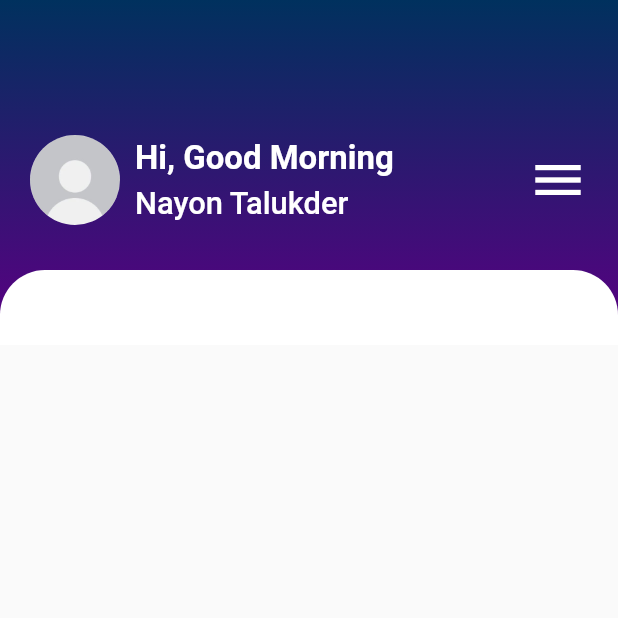
After one commit to nayon-coders/hrms, a Flutter app: the screen it shows after launch, after a tap on "Login", on a phone screen of 412 x 824 dp, the top half of it. The commit adds this screen. Run offline on Flutter 3.47's test engine with Material 2 defaults, Android fonts, the light colour scheme and no system bars; our stand-ins replace sizer.

Commit message:
home page designing

```diff
--- a/lib/main.dart
+++ b/lib/main.dart
@@ -1,4 +1,4 @@
-import 'package:HRMS/view.flash_screen/flash-screen.dart';
+import 'package:HRMS/view/flash_screen/flash-screen.dart';
 import 'package:flutter/material.dart';
 import 'package:sizer/sizer.dart';
 
--- a/lib/view.flash_screen/flash-screen.dart
+++ b/lib/view/flash_screen/flash-screen.dart
@@ -1,5 +1,5 @@
 import 'package:HRMS/utility/colors.dart';
-import 'package:HRMS/view.flash_screen/login_screen/login.dart';
+import 'package:HRMS/view/login_screen/login.dart';
 import 'package:flutter/material.dart';
 import 'package:sizer/sizer.dart';
 
@@ -66,7 +66,6 @@ class _FlashScreenState extends State<FlashScreen> with TickerProviderStateMixin
                 ),
               ),
             Spacer(),
-
             Container(
               margin: EdgeInsets.only(bottom: 3.h),
               child: (
--- /dev/null
+++ b/lib/view/global_widget/big_text.dart
@@ -0,0 +1,21 @@
+import 'package:HRMS/utility/colors.dart';
+import 'package:flutter/cupertino.dart';
+import 'package:flutter/material.dart';
+import 'package:sizer/sizer.dart';
+
+class BigText extends StatelessWidget {
+  String text;
+  double? size;
+   BigText({required this.text, this.size = 16});
+
+  @override
+  Widget build(BuildContext context) {
+    return Text(text,
+      style: TextStyle(
+        fontWeight: FontWeight.bold,
+        fontSize: size?.sp,
+        color: appColors.white
+      ),
+    );
+  }
+}
--- /dev/null
+++ b/lib/view/global_widget/mediun_text.dart
@@ -0,0 +1,21 @@
+import 'package:HRMS/utility/colors.dart';
+import 'package:flutter/cupertino.dart';
+import 'package:flutter/material.dart';
+import 'package:sizer/sizer.dart';
+
+class MediunText extends StatelessWidget {
+  String text;
+  double? size;
+  MediunText({required this.text, this.size = 10});
+
+  @override
+  Widget build(BuildContext context) {
+    return Text(text,
+      style: TextStyle(
+          fontWeight: FontWeight.w400,
+          fontSize: size?.sp,
+          color: appColors.white
+      ),
+    );
+  }
+}
--- /dev/null
+++ b/lib/view/home_screen/home.dart
@@ -0,0 +1,104 @@
+import 'package:HRMS/utility/colors.dart';
+import 'package:HRMS/view/global_widget/big_text.dart';
+import 'package:HRMS/view/global_widget/mediun_text.dart';
+import 'package:flutter/material.dart';
+
+class HomeScreen extends StatefulWidget {
+  const HomeScreen({Key? key}) : super(key: key);
+
+  @override
+  State<HomeScreen> createState() => _HomeScreenState();
+}
+
+class _HomeScreenState extends State<HomeScreen> {
+  @override
+  Widget build(BuildContext context) {
+    return Scaffold(
+      body: Column(
+        children: [
+          Stack(
+            alignment: Alignment.topCenter,
+            children: [
+               Container(
+                  width: double.infinity,
+                  height: 220,
+                  decoration: const BoxDecoration(
+                      gradient: LinearGradient(
+                        begin: Alignment.topCenter,
+                        end: Alignment.bottomCenter,
+                        colors: <Color>[
+                          Color(0xff00315E),
+                          Color(0xff580082),
+                        ],
+                      )),
+                  ),
+
+               Padding(
+                   padding: EdgeInsets.only(left: 20, right: 20, top: 90, bottom: 10),
+                 child: Row(
+                   mainAxisAlignment: MainAxisAlignment.spaceBetween,
+                   crossAxisAlignment: CrossAxisAlignment.center,
+                   children: [
+                     Row(
+                       children: [
+                         ClipRRect(
+                             borderRadius: BorderRadius.circular(100),
+                             child: Image.asset("assets/images/user.jpg",
+                               fit: BoxFit.cover,
+                               height: 60,
+                               width: 60,
+                             )
+
+                         ),
+                         const SizedBox(width: 10,),
+                         Column(
+                           crossAxisAlignment: CrossAxisAlignment.start,
+                           children: [
+                             BigText(text: "Hi, Good Morning", ),
+                             SizedBox(height: 5,),
+                             MediunText(text: "Nayon Talukder", size: 15,),
+                           ],
+                         ),
+                       ],
+                     ),
+                     Icon(
+                       Icons.menu,
+                       color: appColors.white,
+                       size: 40,
+                     )
+
+                   ],
+                 ),
+               ),
+
+               Padding(
+                 padding: const EdgeInsets.only(top: 180),
+                 child: Container(
+                      height: 50,
+                      decoration: BoxDecoration(
+                          color: appColors.white,
+                          borderRadius: BorderRadius.only(
+                            topLeft: Radius.circular(30),
+                            topRight: Radius.circular(30),
+                          )
+                      ),
+                  ),
+               ),
+            ],
+          ),
+
+          Container(
+            color: appColors.white,
+            child: Column(
+              children: [
+
+              ],
+            ),
+          ),
+
+
+        ],
+      ),
+    );
+  }
+}
--- a/lib/view.flash_screen/login_screen/login.dart
+++ b/lib/view/login_screen/login.dart
@@ -1,4 +1,5 @@
 import 'package:HRMS/utility/colors.dart';
+import 'package:HRMS/view/home_screen/home.dart';
 import 'package:flutter/material.dart';
 import 'package:sizer/sizer.dart';
 class LoginScreen extends StatefulWidget {
@@ -119,7 +120,13 @@ class _LoginScreenState extends State<LoginScreen> {
 
                       ),
                       SizedBox(height: 3.h,),
-                      Container(
+                      GestureDetector(
+                        onTap: (){
+                          Navigator.push(context,
+                          MaterialPageRoute(builder: (context)=>HomeScreen())
+                          );
+                        },
+                        child: Container(
                           width: double.infinity,
                           padding: EdgeInsets.only(top: 15, bottom: 15),
                           decoration: BoxDecoration(
@@ -133,6 +140,7 @@ class _LoginScreenState extends State<LoginScreen> {
                               fontSize: 16.sp
                             ),
                           )),
+                        ),
                       )
                     ],
                   )
```
Also changed, not shown: assets/images/user.jpg (added). Lines whose indentation alone changed are shown as unchanged.
